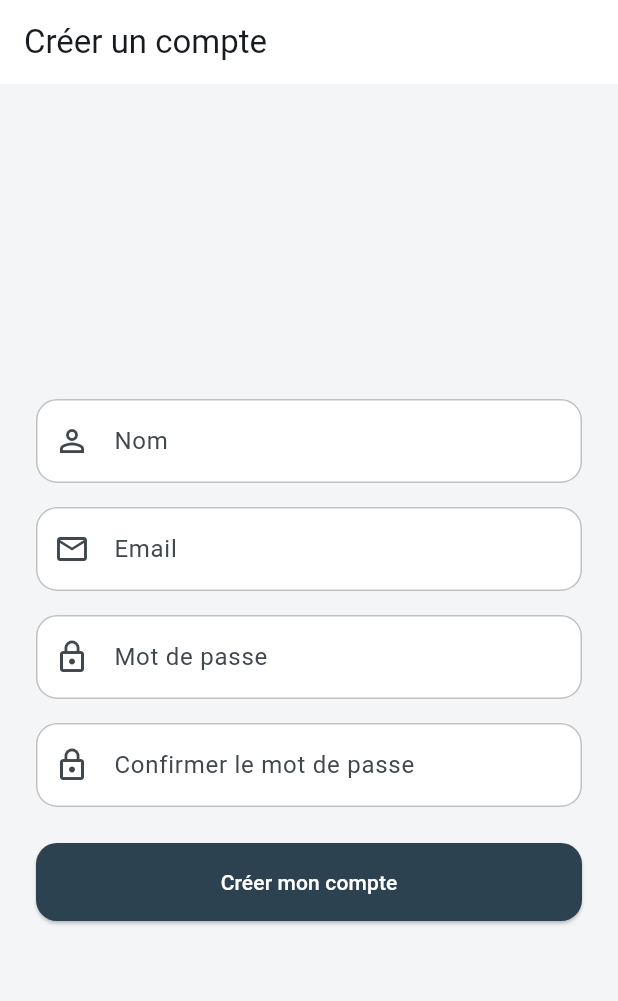
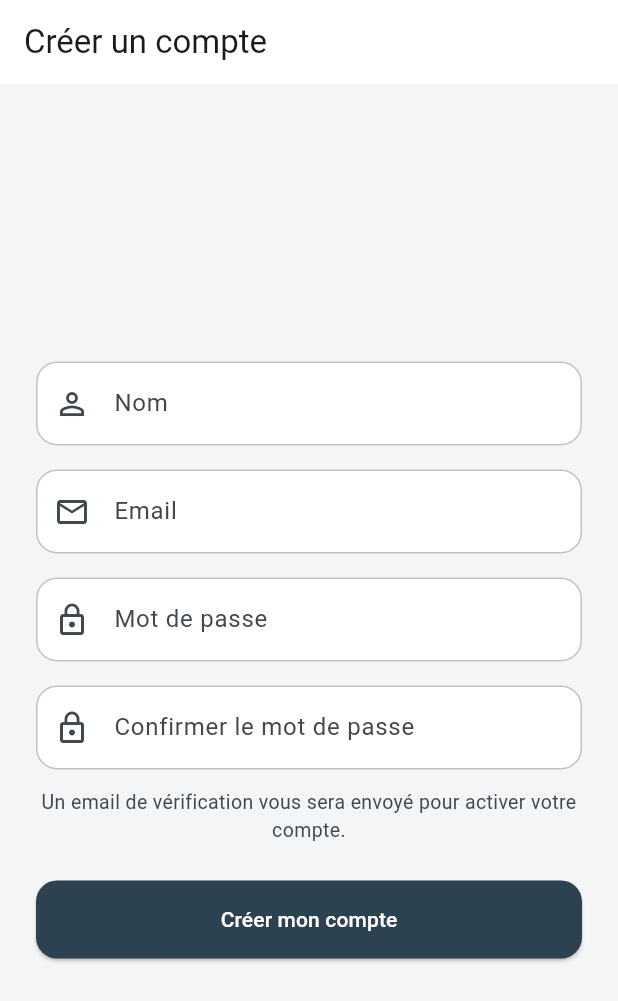
Before and after one commit to ChaourLina/Livin_app, a Flutter app: the RegisterPage screen opened by its route, on a phone screen of 412 x 824 dp. Shown: the top 1001 px of the screen. Run offline on Flutter 3.47's test engine with Material 3 defaults, Android fonts, the phone set to English and light mode, and no system bars; our stand-ins replace cloud_firestore, connectivity_plus, dio, equatable, firebase_auth, firebase_core and 5 more; accounts and stored records are empty.

Commit message:
Add email verification on sign-up and password reset

```diff
--- a/livin_app/lib/core/error/error_handler.dart
+++ b/livin_app/lib/core/error/error_handler.dart
@@ -10,13 +10,14 @@ AppException handleAuthError(FirebaseAuthException e) {
     case 'user-not-found':
     case 'wrong-password':
     case 'invalid-credential':
+      return const UnauthorizedException();
     case 'invalid-email':
-      return const UnauthorizedException();
+      return const ServerException('Adresse email invalide.');
     case 'email-already-in-use':
       return const ServerException('Cet email est déjà utilisé.');
     case 'weak-password':
       return const ServerException(
-          'Mot de passe trop faible (6 caractères minimum).');
+      'Mot de passe trop faible (6 caractères minimum).');
     case 'too-many-requests':
       return const ServerException('Trop de tentatives. Réessayez plus tard.');
     default:
@@ -40,6 +41,7 @@ AppException handleFirestoreError(FirebaseException e) {
 }
 
 Failure exceptionToFailure(AppException e) {
+  if (e is EmailNotVerifiedException) return EmailNotVerifiedFailure(e.message);
   if (e is NetworkException) return NetworkFailure(e.message);
   if (e is UnauthorizedException) return UnauthorizedFailure(e.message);
   if (e is NotFoundException) return NotFoundFailure(e.message);
--- a/livin_app/lib/core/error/exceptions.dart
+++ b/livin_app/lib/core/error/exceptions.dart
@@ -19,6 +19,11 @@ class NotFoundException extends AppException {
   const NotFoundException([super.message = 'Ressource introuvable.']);
 }
 
+class EmailNotVerifiedException extends AppException {
+  const EmailNotVerifiedException(
+  [super.message = 'Email non vérifié. Vérifiez votre boîte mail.']);
+}
+
 class UnknownException extends AppException {
   const UnknownException([super.message = 'Une erreur inconnue est survenue.']);
 }
--- a/livin_app/lib/core/error/failure.dart
+++ b/livin_app/lib/core/error/failure.dart
@@ -19,6 +19,11 @@ class NotFoundFailure extends Failure {
   const NotFoundFailure([super.message = 'Ressource introuvable.']);
 }
 
+class EmailNotVerifiedFailure extends Failure {
+  const EmailNotVerifiedFailure(
+  [super.message = 'Email non vérifié. Vérifiez votre boîte mail.']);
+}
+
 class UnknownFailure extends Failure {
   const UnknownFailure([super.message = 'Une erreur inconnue est survenue.']);
 }
--- a/livin_app/lib/features/auth/domain/repositories/auth_repository.dart
+++ b/livin_app/lib/features/auth/domain/repositories/auth_repository.dart
@@ -25,19 +25,34 @@ class AuthRepository {
     });
   }
 
-  Future<Either<Failure, AuthUser>> register({
+  Future<Either<Failure, void>> register({
     required String name,
     required String email,
     required String password,
   }) {
-    return guard(() async {
-      final model = await remoteDataSource.register(
+    return guard<void>(
+      () => remoteDataSource.register(
         name: name,
         email: email,
         password: password,
-      );
-      return model.toEntity();
-    });
+      ),
+    );
+  }
+
+  Future<Either<Failure, void>> resendVerificationEmail({
+    required String email,
+    required String password,
+  }) {
+    return guard<void>(
+      () => remoteDataSource.resendVerificationEmail(
+        email: email,
+        password: password,
+      ),
+    );
+  }
+
+  Future<Either<Failure, void>> sendPasswordReset(String email) {
+    return guard<void>(() => remoteDataSource.sendPasswordReset(email));
   }
 
   Future<Either<Failure, AuthUser?>> getCurrentUser() {
--- a/livin_app/lib/features/auth/presentation/blocs/auth_bloc/auth_bloc.dart
+++ b/livin_app/lib/features/auth/presentation/blocs/auth_bloc/auth_bloc.dart
@@ -1,4 +1,5 @@
 import 'package:flutter_bloc/flutter_bloc.dart';
+import 'package:livin_app/core/error/failure.dart';
 import 'package:livin_app/features/auth/domain/repositories/auth_repository.dart';
 import 'auth_event.dart';
 import 'auth_state.dart';
@@ -10,6 +11,8 @@ class AuthBloc extends Bloc<AuthEvent, AuthState> {
     on<AuthStarted>(_onStarted);
     on<AuthLoginSubmitted>(_onLoginSubmitted);
     on<AuthRegisterSubmitted>(_onRegisterSubmitted);
+    on<AuthPasswordResetRequested>(_onPasswordResetRequested);
+    on<AuthVerificationEmailRequested>(_onVerificationEmailRequested);
     on<AuthLoggedOut>(_onLoggedOut);
     on<AuthProfileUpdated>(_onProfileUpdated);
   }
@@ -19,9 +22,7 @@ class AuthBloc extends Bloc<AuthEvent, AuthState> {
     result.fold(
       (_) => emit(const AuthUnauthenticated()),
       (user) => emit(
-        user == null
-            ? const AuthUnauthenticated()
-            : AuthSuccess(user: user),
+        user == null ? const AuthUnauthenticated() : AuthSuccess(user: user),
       ),
     );
   }
@@ -36,7 +37,13 @@ class AuthBloc extends Bloc<AuthEvent, AuthState> {
       password: event.password,
     );
     result.fold(
-      (failure) => emit(AuthFailure(message: failure.message)),
+      (failure) {
+        if (failure is EmailNotVerifiedFailure) {
+          emit(AuthEmailNotVerified(email: event.email));
+        } else {
+          emit(AuthFailure(message: failure.message));
+        }
+      },
       (user) => emit(AuthSuccess(user: user)),
     );
   }
@@ -53,7 +60,34 @@ class AuthBloc extends Bloc<AuthEvent, AuthState> {
     );
     result.fold(
       (failure) => emit(AuthFailure(message: failure.message)),
-      (user) => emit(AuthSuccess(user: user)),
+      (_) => emit(AuthVerificationSent(email: event.email)),
+    );
+  }
+
+  Future<void> _onPasswordResetRequested(
+    AuthPasswordResetRequested event,
+    Emitter<AuthState> emit,
+  ) async {
+    emit(const AuthLoading());
+    final result = await repository.sendPasswordReset(event.email);
+    result.fold(
+      (failure) => emit(AuthFailure(message: failure.message)),
+      (_) => emit(AuthPasswordResetSent(email: event.email)),
+    );
+  }
+
+  Future<void> _onVerificationEmailRequested(
+    AuthVerificationEmailRequested event,
+    Emitter<AuthState> emit,
+  ) async {
+    emit(const AuthLoading());
+    final result = await repository.resendVerificationEmail(
+      email: event.email,
+      password: event.password,
+    );
+    result.fold(
+      (failure) => emit(AuthFailure(message: failure.message)),
+      (_) => emit(AuthVerificationSent(email: event.email)),
     );
   }
 
--- a/livin_app/lib/features/auth/presentation/blocs/auth_bloc/auth_event.dart
+++ b/livin_app/lib/features/auth/presentation/blocs/auth_bloc/auth_event.dart
@@ -36,6 +36,28 @@ class AuthRegisterSubmitted extends AuthEvent {
   List<Object?> get props => [name, email, password];
 }
 
+class AuthPasswordResetRequested extends AuthEvent {
+  final String email;
+
+  const AuthPasswordResetRequested({required this.email});
+
+  @override
+  List<Object?> get props => [email];
+}
+
+class AuthVerificationEmailRequested extends AuthEvent {
+  final String email;
+  final String password;
+
+  const AuthVerificationEmailRequested({
+    required this.email,
+    required this.password,
+  });
+
+  @override
+  List<Object?> get props => [email, password];
+}
+
 class AuthLoggedOut extends AuthEvent {
   const AuthLoggedOut();
 }
--- a/livin_app/lib/features/auth/presentation/blocs/auth_bloc/auth_state.dart
+++ b/livin_app/lib/features/auth/presentation/blocs/auth_bloc/auth_state.dart
@@ -18,6 +18,33 @@ class AuthLoading extends AuthState {
 
 class AuthUnauthenticated extends AuthState {
   const AuthUnauthenticated();
+}
+
+class AuthVerificationSent extends AuthState {
+  final String email;
+
+  const AuthVerificationSent({required this.email});
+
+  @override
+  List<Object?> get props => [email];
+}
+
+class AuthEmailNotVerified extends AuthState {
+  final String email;
+
+  const AuthEmailNotVerified({required this.email});
+
+  @override
+  List<Object?> get props => [email];
+}
+
+class AuthPasswordResetSent extends AuthState {
+  final String email;
+
+  const AuthPasswordResetSent({required this.email});
+
+  @override
+  List<Object?> get props => [email];
 }
 
 class AuthSuccess extends AuthState {
--- a/livin_app/lib/features/auth/presentation/views/pages/register_page.dart
+++ b/livin_app/lib/features/auth/presentation/views/pages/register_page.dart
@@ -1,5 +1,6 @@
 import 'package:flutter/material.dart';
 import 'package:flutter_bloc/flutter_bloc.dart';
+import 'package:go_router/go_router.dart';
 import 'package:livin_app/core/shared/app_input.dart';
 import 'package:livin_app/features/auth/presentation/blocs/auth_bloc/auth_bloc.dart';
 import 'package:livin_app/features/auth/presentation/blocs/auth_bloc/auth_event.dart';
@@ -43,7 +44,9 @@ class _RegisterPageState extends State<RegisterPage> {
   Widget build(BuildContext context) {
     return BlocListener<AuthBloc, AuthState>(
       listener: (context, state) {
-        if (state is AuthFailure &&
+        if (state is AuthVerificationSent) {
+          context.pop();
+        } else if (state is AuthFailure &&
             (ModalRoute.of(context)?.isCurrent ?? false)) {
           ScaffoldMessenger.of(context)
               .showSnackBar(SnackBar(content: Text(state.message)));
@@ -62,7 +65,11 @@ class _RegisterPageState extends State<RegisterPage> {
                   children: [
                     TextFormField(
                       controller: _nameController,
-                      decoration: appInputDecoration(context, 'Nom', icon: Icons.person_outline),
+                      decoration: appInputDecoration(
+                        context,
+                        'Nom',
+                        icon: Icons.person_outline,
+                      ),
                       validator: (value) =>
                           (value == null || value.trim().isEmpty)
                               ? 'Nom obligatoire'
@@ -72,7 +79,11 @@ class _RegisterPageState extends State<RegisterPage> {
                     TextFormField(
                       controller: _emailController,
                       keyboardType: TextInputType.emailAddress,
-                      decoration: appInputDecoration(context, 'Email', icon: Icons.mail_outline),
+                      decoration: appInputDecoration(
+                        context,
+                        'Email',
+                        icon: Icons.mail_outline,
+                      ),
                       validator: (value) =>
                           (value == null || !value.contains('@'))
                               ? 'Email invalide'
@@ -82,7 +93,11 @@ class _RegisterPageState extends State<RegisterPage> {
                     TextFormField(
                       controller: _passwordController,
                       obscureText: true,
-                      decoration: appInputDecoration(context, 'Mot de passe', icon: Icons.lock_outline),
+                      decoration: appInputDecoration(
+                        context,
+                        'Mot de passe',
+                        icon: Icons.lock_outline,
+                      ),
                       validator: (value) =>
                           (value == null || value.length < 6)
                               ? '6 caractères minimum'
@@ -100,6 +115,15 @@ class _RegisterPageState extends State<RegisterPage> {
                       validator: (value) => value != _passwordController.text
                           ? 'Les mots de passe ne correspondent pas'
                           : null,
+                    ),
+                    const SizedBox(height: 12),
+                    Text(
+                      'Un email de vérification vous sera envoyé pour activer votre compte.',
+                      textAlign: TextAlign.center,
+                      style: TextStyle(
+                        fontSize: 13,
+                        color: Theme.of(context).colorScheme.onSurfaceVariant,
+                      ),
                     ),
                     const SizedBox(height: 24),
                     BlocBuilder<AuthBloc, AuthState>(
```
Also changed, not shown: livin_app/lib/features/auth/data/data_sources/remote/auth_remote_data_source.dart (+57 -13 lines), livin_app/lib/features/auth/presentation/views/pages/login_page.dart (+127 -6 lines).
